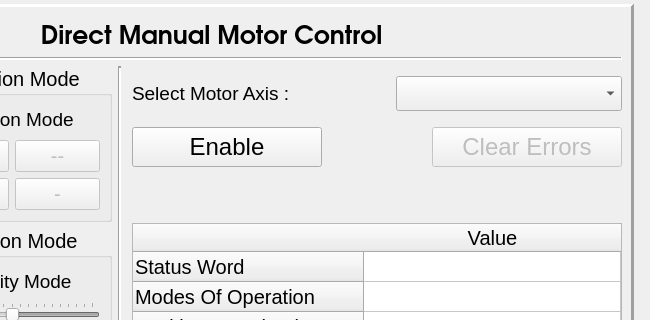
This is widgets/main_gui.ui in IRMA-LAB/cable_robot as Qt 5 draws it before an edit; both pictures show x 222 to 872 and y 460 to 780 of the 872 by 946 pixel window. The edited form follows.
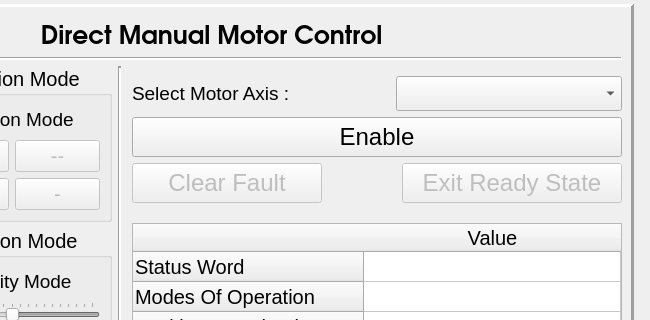
This is the edited form. Icons and pictures are not drawn.

Commit message: disable manual ctrl in ready state

```diff
--- a/widgets/main_gui.ui
+++ b/widgets/main_gui.ui
@@ -875,30 +875,41 @@
            </layout>
           </item>
           <item>
-           <spacer name="verticalSpacer">
-            <property name="orientation">
-             <enum>Qt::Vertical</enum>
+           <widget class="QPushButton" name="pushButton_enable">
+            <property name="sizePolicy">
+             <sizepolicy hsizetype="Preferred" vsizetype="Fixed">
+              <horstretch>0</horstretch>
+              <verstretch>0</verstretch>
+             </sizepolicy>
             </property>
-            <property name="sizeType">
-             <enum>QSizePolicy::Fixed</enum>
-            </property>
-            <property name="sizeHint" stdset="0">
+            <property name="minimumSize">
              <size>
-              <width>20</width>
-              <height>10</height>
+              <width>190</width>
+              <height>40</height>
              </size>
             </property>
-           </spacer>
+            <property name="font">
+             <font>
+              <pointsize>18</pointsize>
+             </font>
+            </property>
+            <property name="cursor">
+             <cursorShape>ArrowCursor</cursorShape>
+            </property>
+            <property name="text">
+             <string>Enable</string>
+            </property>
+            <property name="checkable">
+             <bool>true</bool>
+            </property>
+           </widget>
           </item>
           <item>
            <layout class="QHBoxLayout" name="horizontalLayout_7" stretch="0,1,0">
             <item>
-             <widget class="QPushButton" name="pushButton_enable">
-              <property name="sizePolicy">
-               <sizepolicy hsizetype="Preferred" vsizetype="Fixed">
-                <horstretch>0</horstretch>
-                <verstretch>0</verstretch>
-               </sizepolicy>
+             <widget class="QPushButton" name="pushButton_faultReset">
+              <property name="enabled">
+               <bool>false</bool>
               </property>
               <property name="minimumSize">
                <size>
@@ -915,10 +926,7 @@
                <cursorShape>ArrowCursor</cursorShape>
               </property>
               <property name="text">
-               <string>Enable</string>
-              </property>
-              <property name="checkable">
-               <bool>true</bool>
+               <string>Clear Fault</string>
               </property>
              </widget>
             </item>
@@ -939,13 +947,19 @@
              </spacer>
             </item>
             <item>
-             <widget class="QPushButton" name="pushButton_faultReset">
+             <widget class="QPushButton" name="pushButton_exitReady">
               <property name="enabled">
                <bool>false</bool>
               </property>
+              <property name="sizePolicy">
+               <sizepolicy hsizetype="Fixed" vsizetype="Fixed">
+                <horstretch>0</horstretch>
+                <verstretch>0</verstretch>
+               </sizepolicy>
+              </property>
               <property name="minimumSize">
                <size>
-                <width>190</width>
+                <width>220</width>
                 <height>40</height>
                </size>
               </property>
@@ -958,7 +972,7 @@
                <cursorShape>ArrowCursor</cursorShape>
               </property>
               <property name="text">
-               <string>Clear Errors</string>
+               <string>Exit Ready State</string>
               </property>
              </widget>
             </item>
@@ -972,7 +986,7 @@
             <property name="sizeHint" stdset="0">
              <size>
               <width>20</width>
-              <height>40</height>
+              <height>10</height>
              </size>
             </property>
            </spacer>
```
Left out of the diff: 3 changed lines with no effect on the pictures. The commit also changes 3 other files.
